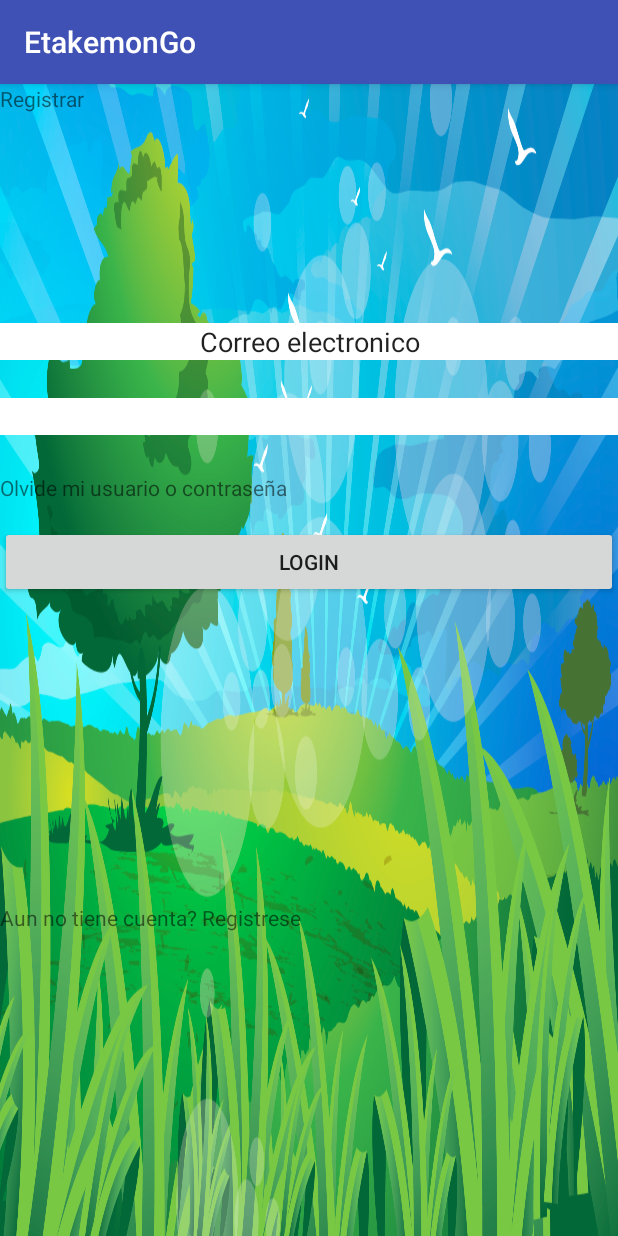
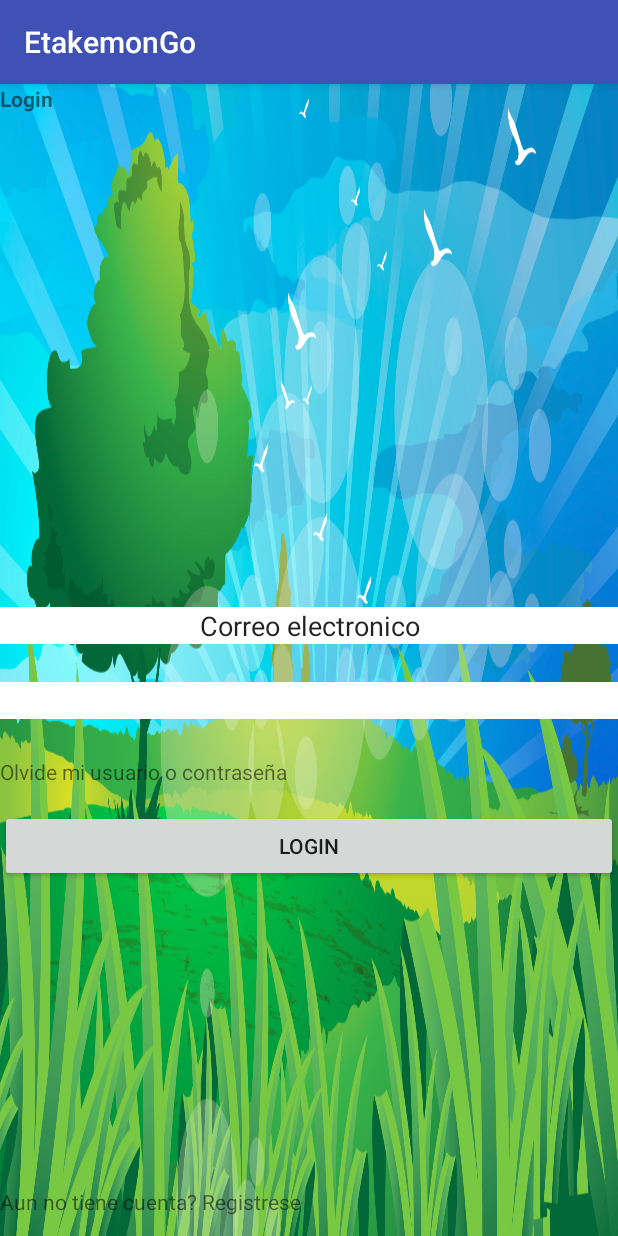
Before and after one commit to danimb93/EtakemonGoAndroidv2, an Android app: the screen it shows after launch (Login), on a phone screen of 412 x 824 dp. Run offline under Robolectric (Android 15) with nearby library versions, the phone set to English and light mode, and no system bars.

Commit message:
prueba sicro reply

```diff
--- a/app/src/main/res/layout/activity_login.xml
+++ b/app/src/main/res/layout/activity_login.xml
@@ -34,13 +34,14 @@
                 android:layout_width="wrap_content"
                 android:layout_height="wrap_content"
                 android:layout_weight="1"
-                android:text="Registrar" />
+                android:text="Login"
+                android:textStyle="bold"/>
         </LinearLayout>
 
         <LinearLayout
             android:layout_width="match_parent"
             android:layout_height="match_parent"
-            android:layout_weight="0.4"
+            android:layout_weight="0.29"
             android:orientation="horizontal">
 
         </LinearLayout>
```
Also changed, not shown: app/src/main/res/mipmap-mdpi/Eetakemon-GO (1).png (added).
